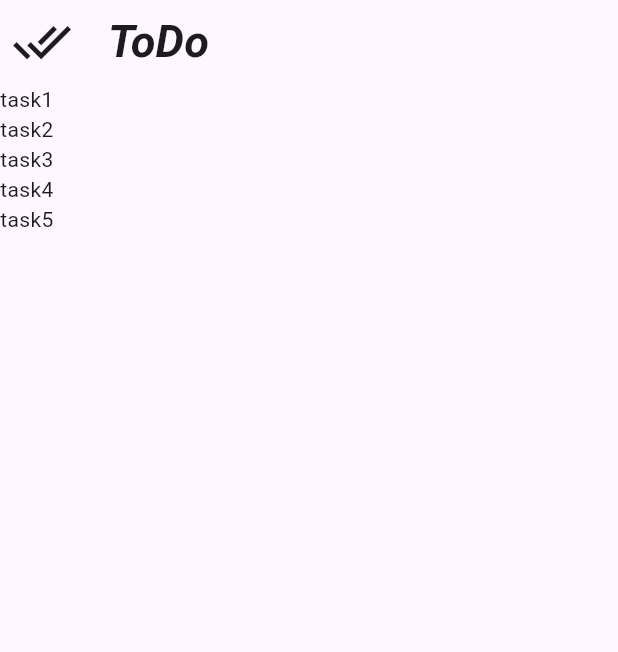
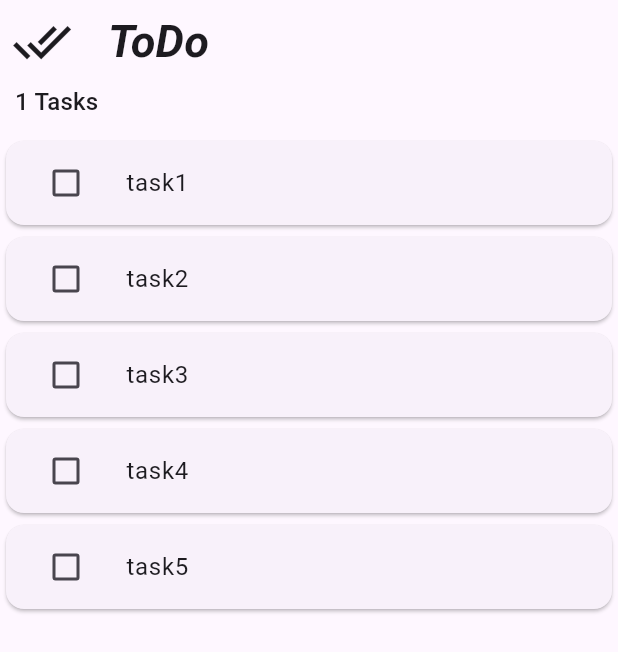
Before and after one commit to a7madDelea/Todo_Provider, a Flutter app: the screen it shows after launch, on a phone screen of 412 x 824 dp. Shown: the top 652 px of the screen. Run offline on Flutter 3.47's test engine with Material 3 defaults, Android fonts, the phone set to English and light mode, and no system bars.

Commit message:
Create TaskItem widget & edit home screen ui

```diff
--- a/lib/screens/home_screen.dart
+++ b/lib/screens/home_screen.dart
@@ -1,5 +1,6 @@
 import 'package:flutter/material.dart';
 import 'package:provider/provider.dart';
+import 'package:todo/widgets/task_item.dart';
 
 import '../providers/task_data_provider.dart';
 
@@ -23,7 +24,23 @@ class HomeScreen extends StatelessWidget {
       ),
       body: Consumer<TaskDataProvider>(
         builder: (context, value, child) => Column(
-          children: value.tasks.map((e) => Text(e.task)).toList(),
+          crossAxisAlignment: CrossAxisAlignment.start,
+          children: [
+            Padding(
+              padding: const EdgeInsets.only(left: 10, bottom: 10),
+              child: Text(
+                '1 Tasks',
+                style: Theme.of(context).textTheme.titleMedium,
+              ),
+            ),
+            Column(
+              children: value.tasks
+                  .map(
+                    (e) => TaskItem(title: e.task),
+                  )
+                  .toList(),
+            ),
+          ],
         ),
       ),
     );
--- /dev/null
+++ b/lib/widgets/task_item.dart
@@ -0,0 +1,16 @@
+import 'package:flutter/material.dart';
+
+class TaskItem extends StatelessWidget {
+  final String title;
+  const TaskItem({super.key, required this.title});
+
+  @override
+  Widget build(BuildContext context) {
+    return Card(
+      child: ListTile(
+        title: Text(title),
+        leading: Checkbox(value: false, onChanged: (onChanged) {}),
+      ),
+    );
+  }
+}
```
